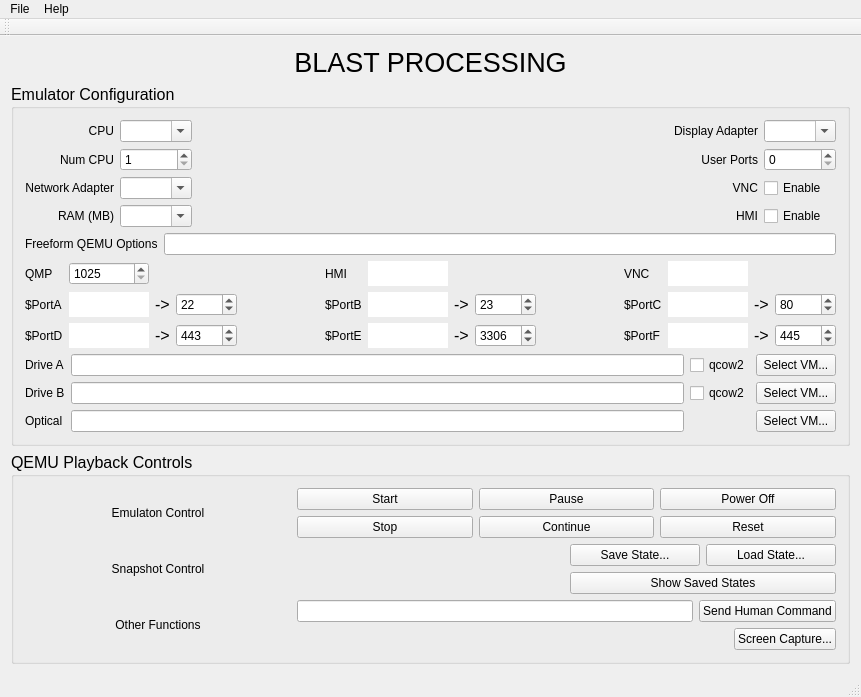
Before: the Qt Designer form BlastProcessing/src/MainWindow.ui in mwales/security, drawn with Qt 5.
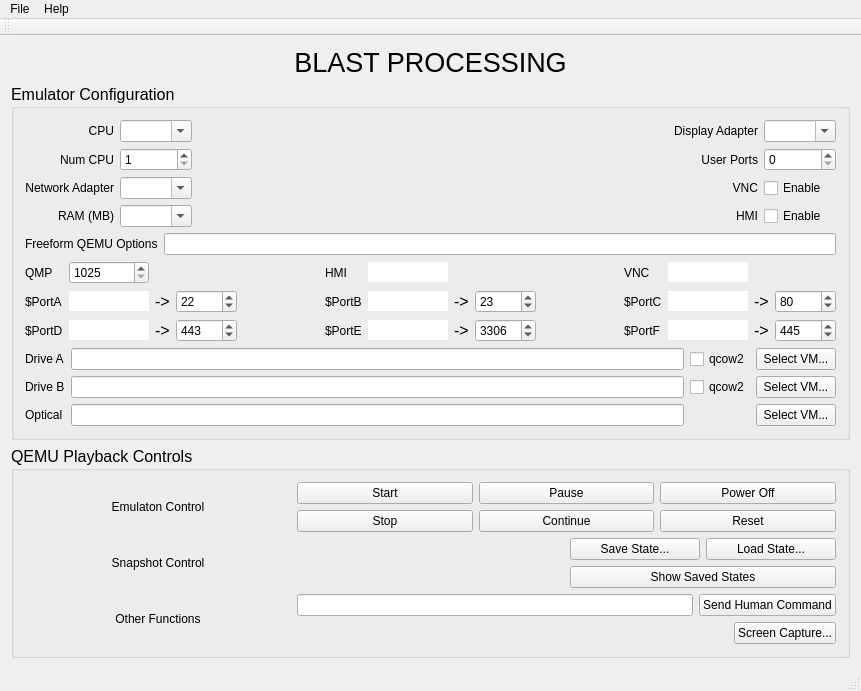
After: the same form once the commit is applied.

The edit to the form file:
```diff
--- a/BlastProcessing/src/MainWindow.ui
+++ b/BlastProcessing/src/MainWindow.ui
@@ -393,6 +393,11 @@
              <height>16777215</height>
             </size>
            </property>
+           <property name="font">
+            <font>
+             <pointsize>9</pointsize>
+            </font>
+           </property>
            <property name="frame">
             <bool>false</bool>
            </property>
@@ -428,6 +433,11 @@
              <height>16777215</height>
             </size>
            </property>
+           <property name="font">
+            <font>
+             <pointsize>9</pointsize>
+            </font>
+           </property>
            <property name="frame">
             <bool>false</bool>
            </property>
@@ -462,6 +472,11 @@
              <height>16777215</height>
             </size>
            </property>
+           <property name="font">
+            <font>
+             <pointsize>9</pointsize>
+            </font>
+           </property>
            <property name="frame">
             <bool>false</bool>
            </property>
@@ -535,6 +550,11 @@
              <height>16777215</height>
             </size>
            </property>
+           <property name="font">
+            <font>
+             <pointsize>9</pointsize>
+            </font>
+           </property>
            <property name="text">
             <string/>
            </property>
@@ -611,6 +631,11 @@
              <height>16777215</height>
             </size>
            </property>
+           <property name="font">
+            <font>
+             <pointsize>9</pointsize>
+            </font>
+           </property>
            <property name="frame">
             <bool>false</bool>
            </property>
@@ -671,6 +696,11 @@
              <height>16777215</height>
             </size>
            </property>
+           <property name="font">
+            <font>
+             <pointsize>9</pointsize>
+            </font>
+           </property>
            <property name="frame">
             <bool>false</bool>
            </property>
@@ -731,6 +761,11 @@
              <height>16777215</height>
             </size>
            </property>
+           <property name="font">
+            <font>
+             <pointsize>9</pointsize>
+            </font>
+           </property>
            <property name="frame">
             <bool>false</bool>
            </property>
@@ -791,6 +826,11 @@
              <height>16777215</height>
             </size>
            </property>
+           <property name="font">
+            <font>
+             <pointsize>9</pointsize>
+            </font>
+           </property>
            <property name="frame">
             <bool>false</bool>
            </property>
```
